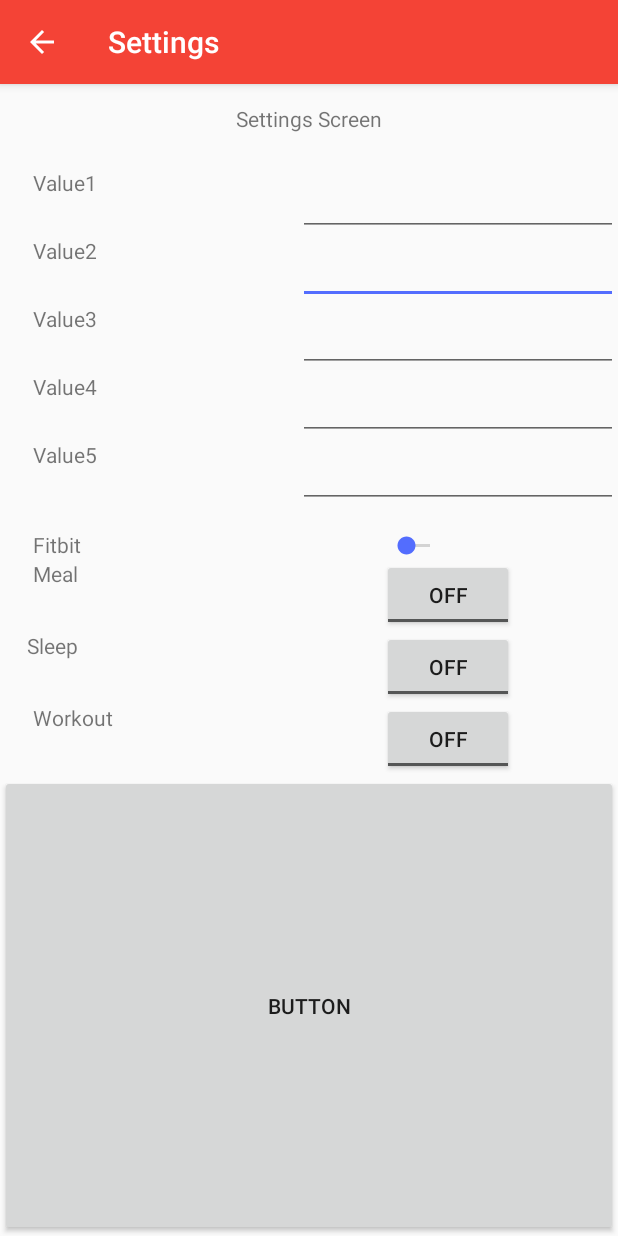
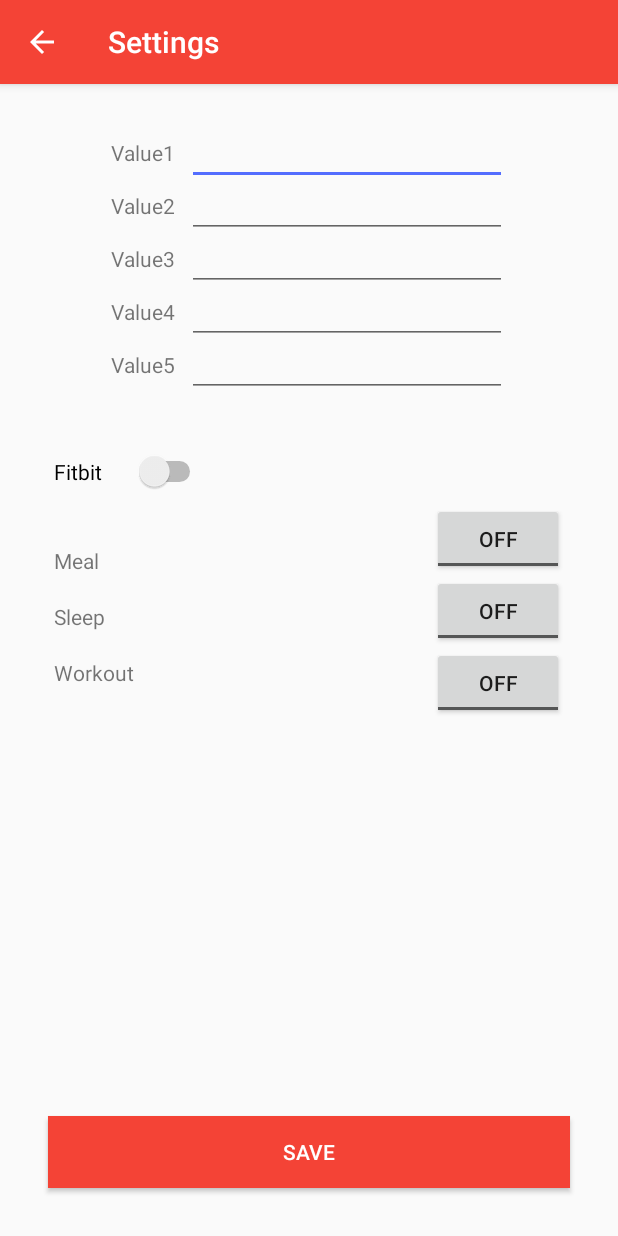
Before and after one commit to jalanp/Lifestylist, an Android app: the SettingsActivity screen opened directly, with no data from a screen before it, on a phone screen of 412 x 824 dp. Run offline under Robolectric (Android 15) with nearby library versions, the phone set to English and light mode, and no system bars.

Commit message:
Updated the Setting activities to add UI elements

```diff
--- a/app/src/main/java/com/a3a04/android/lifestylist/main/SettingsActivity.java
+++ b/app/src/main/java/com/a3a04/android/lifestylist/main/SettingsActivity.java
@@ -30,16 +30,6 @@ public class SettingsActivity extends AppCompatActivity {
         mActionBar.setDisplayHomeAsUpEnabled(true);
         mActionBar.show();
 
-        input1=(EditText) findViewById(R.id.input1);
-        input2=(EditText) findViewById(R.id.input2);
-        input3=(EditText) findViewById(R.id.input3);
-        input4=(EditText) findViewById(R.id.input4);
-        input5=(EditText) findViewById(R.id.input5);
-        sleep=(ToggleButton) findViewById(R.id.SleepToggle);
-        meal=(ToggleButton) findViewById(R.id.MealToggle);
-        workout=(ToggleButton) findViewById(R.id.WorkoutToggle);
-        Fitbit=(SeekBar) findViewById(R.id.Fitbit);
-
 
     }
 
--- a/app/src/main/res/layout/activity_main.xml
+++ b/app/src/main/res/layout/activity_main.xml
@@ -47,14 +47,5 @@
     <include layout="@layout/layout_navigation"
         android:id="@+id/include" />
 
-    <Button
-        android:id="@+id/Settings"
-        android:layout_width="wrap_content"
-        android:layout_height="wrap_content"
-        android:layout_above="@+id/include"
-        android:layout_marginBottom="50dp"
-        android:onClick="openSettings"
-        android:text="Button"
-        android:layout_alignRight="@+id/button5"
-        android:layout_alignEnd="@+id/button5" />
+
 </RelativeLayout>
--- a/app/src/main/res/layout/activity_settings.xml
+++ b/app/src/main/res/layout/activity_settings.xml
@@ -1,77 +1,24 @@
 <?xml version="1.0" encoding="utf-8"?>
-<RelativeLayout xmlns:android="http://schemas.android.com/apk/res/android"
-    android:layout_width="match_parent" android:layout_height="match_parent">
+<RelativeLayout
+    xmlns:android="http://schemas.android.com/apk/res/android"
+    android:layout_width="match_parent"
+    android:layout_height="match_parent">
 
-    <TextView
-        android:id="@+id/textView11"
-        android:layout_width="wrap_content"
+    <RelativeLayout
+        android:layout_width="match_parent"
         android:layout_height="wrap_content"
-        android:layout_alignParentTop="true"
+        android:id="@+id/relative_layout"
+        android:gravity="center_vertical|center_horizontal"
         android:layout_centerHorizontal="true"
-        android:layout_marginTop="13dp"
-        android:text="Settings Screen" />
-
-    <EditText
-        android:id="@+id/input2"
-        android:layout_width="wrap_content"
-        android:layout_height="wrap_content"
-        android:ems="10"
-        android:inputType="textPersonName"
-        android:layout_below="@+id/input1"
-        android:layout_alignParentRight="true"
-        android:layout_alignParentEnd="true" />
-
-    <EditText
-        android:id="@+id/input1"
-        android:layout_width="wrap_content"
-        android:layout_height="wrap_content"
-        android:layout_alignParentEnd="true"
-        android:layout_alignParentRight="true"
-        android:layout_below="@+id/textView11"
-        android:layout_marginTop="23dp"
-        android:ems="10"
-        android:inputType="textPersonName" />
-
-    <EditText
-        android:id="@+id/input3"
-        android:layout_width="wrap_content"
-        android:layout_height="wrap_content"
-        android:layout_alignParentEnd="true"
-        android:layout_alignParentRight="true"
-        android:layout_below="@+id/input2"
-        android:ems="10"
-        android:inputType="textPersonName" />
-
-    <EditText
-        android:id="@+id/input4"
-        android:layout_width="wrap_content"
-        android:layout_height="wrap_content"
-        android:layout_alignParentEnd="true"
-        android:layout_alignParentRight="true"
-        android:layout_below="@+id/input3"
-        android:ems="10"
-        android:inputType="textPersonName" />
-
-    <EditText
-        android:id="@+id/input5"
-        android:layout_width="wrap_content"
-        android:layout_height="wrap_content"
-        android:layout_alignParentEnd="true"
-        android:layout_alignParentRight="true"
-        android:layout_below="@+id/input4"
-        android:ems="10"
-        android:inputType="textPersonName" />
+        >
 
         <TextView
             android:id="@+id/val1"
             android:layout_width="wrap_content"
             android:layout_height="wrap_content"
-        android:layout_alignParentLeft="true"
-        android:layout_alignParentStart="true"
-        android:layout_alignTop="@+id/input1"
-        android:layout_marginLeft="22dp"
-        android:layout_marginStart="22dp"
-        android:text="Value1" />
+            android:layout_marginTop="36dp"
+            android:text="Value1"
+            />
 
         <TextView
             android:id="@+id/val2"
@@ -79,7 +26,8 @@
             android:layout_height="wrap_content"
             android:layout_alignLeft="@+id/val1"
             android:layout_alignStart="@+id/val1"
-        android:layout_below="@+id/input1"
+            android:layout_below="@+id/val1"
+            android:layout_marginTop="16dp"
             android:text="Value2" />
 
         <TextView
@@ -88,7 +36,8 @@
             android:layout_height="wrap_content"
             android:layout_alignLeft="@+id/val2"
             android:layout_alignStart="@+id/val2"
-        android:layout_below="@+id/input2"
+            android:layout_marginTop="16dp"
+            android:layout_below="@id/val2"
             android:text="Value3" />
 
         <TextView
@@ -97,40 +46,139 @@
             android:layout_height="wrap_content"
             android:layout_alignLeft="@+id/val3"
             android:layout_alignStart="@+id/val3"
-        android:layout_below="@+id/input3"
+            android:layout_marginTop="16dp"
+            android:layout_below="@+id/val3"
             android:text="Value4" />
 
         <TextView
             android:id="@+id/val5"
             android:layout_width="wrap_content"
             android:layout_height="wrap_content"
-        android:layout_alignEnd="@+id/val4"
-        android:layout_alignRight="@+id/val4"
-        android:layout_below="@+id/input4"
-        android:text="Value5" />
+            android:layout_alignLeft="@+id/val4"
+            android:layout_alignStart="@+id/val4"
+            android:layout_marginTop="16dp"
+            android:text="Value5"
+            android:layout_below="@id/val4"/>
 
-    <SeekBar
-        android:id="@+id/Fitbit"
-        style="@style/Widget.AppCompat.SeekBar.Discrete"
+
+
+        <EditText
+            android:id="@+id/input1"
             android:layout_width="wrap_content"
             android:layout_height="wrap_content"
-        android:layout_below="@+id/input5"
-        android:layout_marginTop="16dp"
-        android:layout_toEndOf="@+id/textView11"
-        android:layout_toRightOf="@+id/textView11"
-        android:max="1"
-        android:progress="0" />
+            android:layout_alignBaseline="@+id/val1"
+            android:layout_toRightOf="@+id/val1"
+            android:layout_marginLeft="8dp"
+            android:ems="10"
+            android:inputType="textPersonName" />
+
+        <EditText
+            android:id="@+id/input2"
+            android:layout_width="wrap_content"
+            android:layout_height="wrap_content"
+            android:ems="10"
+            android:inputType="textPersonName"
+            android:layout_alignBaseline="@+id/val2"
+            android:layout_toRightOf="@+id/val2"
+            android:layout_marginLeft="8dp" />
+
+        <EditText
+            android:id="@+id/input3"
+            android:layout_width="wrap_content"
+            android:layout_height="wrap_content"
+            android:layout_alignBaseline="@+id/val3"
+            android:layout_toRightOf="@+id/val3"
+            android:layout_marginLeft="8dp"
+            android:ems="10"
+            android:inputType="textPersonName" />
+
+        <EditText
+            android:id="@+id/input4"
+            android:layout_width="wrap_content"
+            android:layout_height="wrap_content"
+            android:layout_alignBaseline="@+id/val4"
+            android:layout_toRightOf="@+id/val4"
+            android:layout_marginLeft="8dp"
+            android:ems="10"
+            android:inputType="textPersonName" />
+
+        <EditText
+            android:id="@+id/input5"
+            android:layout_width="wrap_content"
+            android:layout_height="wrap_content"
+            android:layout_alignBaseline="@+id/val5"
+            android:layout_toRightOf="@+id/val5"
+            android:layout_marginLeft="8dp"
+            android:ems="10"
+            android:inputType="textPersonName" />
+
+    </RelativeLayout>
+
+
+
+    <Button
+        android:layout_width="match_parent"
+        android:layout_height="wrap_content"
+        android:text="Save"
+        android:layout_alignParentBottom="true"
+        android:background="@color/colorPrimary"
+        android:layout_marginLeft="32dp"
+        android:layout_marginRight="32dp"
+        android:layout_marginBottom="32dp"
+        android:textColor="@color/colorWhite"
+        />
+
+    <Switch
+        android:id="@+id/switch_fitbit"
+        android:layout_width="wrap_content"
+        android:layout_height="wrap_content"
+        android:layout_alignLeft="@+id/relative_layout"
+        android:layout_alignStart="@+id/relative_layout"
+        android:layout_below="@+id/relative_layout"
+        android:layout_marginTop="36dp"
+        android:layout_marginLeft="36dp"
+        android:text="Fitbit\t\t" />
+
+    <TextView
+        android:id="@+id/Meal"
+        android:layout_width="wrap_content"
+        android:layout_height="wrap_content"
+        android:layout_alignLeft="@+id/switch_fitbit"
+        android:layout_alignStart="@+id/switch_fitbit"
+        android:layout_below="@id/switch_fitbit"
+        android:layout_marginTop="36dp"
+        android:text="@string/title_meal" />
+
+    <TextView
+        android:id="@+id/Sleep"
+        android:layout_width="wrap_content"
+        android:layout_height="wrap_content"
+        android:layout_alignLeft="@+id/Meal"
+        android:layout_alignStart="@+id/Meal"
+        android:layout_below="@+id/Meal"
+        android:layout_marginTop="18dp"
+        android:text="@string/title_sleep" />
+
+    <TextView
+        android:id="@+id/Workout"
+        android:layout_width="wrap_content"
+        android:layout_height="wrap_content"
+        android:layout_alignLeft="@+id/Meal"
+        android:layout_alignStart="@+id/Meal"
+        android:layout_below="@+id/Sleep"
+        android:layout_marginTop="18dp"
+        android:text="@string/title_workout" />
 
     <ToggleButton
         android:id="@+id/MealToggle"
         android:layout_width="wrap_content"
         android:layout_height="wrap_content"
-        android:layout_marginLeft="56dp"
-        android:layout_marginStart="56dp"
+        android:layout_alignParentRight="true"
+        android:layout_marginRight="36dp"
         android:text="ToggleButton"
-        android:layout_below="@+id/Fitbit"
-        android:layout_alignLeft="@+id/input5"
-        android:layout_alignStart="@+id/input5" />
+        android:layout_alignBottom="@id/Meal"
+
+        />
 
     <ToggleButton
         android:id="@+id/SleepToggle"
@@ -150,49 +198,4 @@
         android:layout_below="@+id/SleepToggle"
         android:text="ToggleButton" />
 
-    <TextView
-        android:id="@+id/Meal"
-        android:layout_width="wrap_content"
-        android:layout_height="wrap_content"
-        android:layout_alignLeft="@+id/val5"
-        android:layout_alignStart="@+id/val5"
-        android:layout_alignTop="@+id/MealToggle"
-        android:text="Meal" />
-
-    <TextView
-        android:id="@+id/Sleep"
-        android:layout_width="wrap_content"
-        android:layout_height="wrap_content"
-        android:layout_alignEnd="@+id/Meal"
-        android:layout_alignRight="@+id/Meal"
-        android:layout_below="@+id/MealToggle"
-        android:text="Sleep" />
-
-    <TextView
-        android:id="@+id/Workout"
-        android:layout_width="wrap_content"
-        android:layout_height="wrap_content"
-        android:layout_alignLeft="@+id/Meal"
-        android:layout_alignStart="@+id/Meal"
-        android:layout_below="@+id/SleepToggle"
-        android:text="Workout" />
-
-    <Button
-        android:id="@+id/button7"
-        android:layout_width="match_parent"
-        android:layout_height="match_parent"
-        android:layout_below="@+id/WorkoutToggle"
-        android:text="Button"
-        android:layout_alignParentLeft="true"
-        android:layout_alignParentStart="true" />
-
-    <TextView
-        android:id="@+id/textView24"
-        android:layout_width="wrap_content"
-        android:layout_height="wrap_content"
-        android:layout_alignBottom="@+id/Fitbit"
-        android:layout_alignLeft="@+id/Meal"
-        android:layout_alignStart="@+id/Meal"
-        android:text="Fitbit" />
-
 </RelativeLayout>
```
Lines whose indentation alone changed are shown as unchanged.
